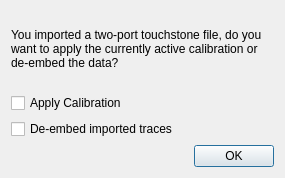
The window that Software/PC_Application/VNA/s2pImportOptions.ui (jankae/LibreVNA) describes before a commit, drawn with Qt 5.
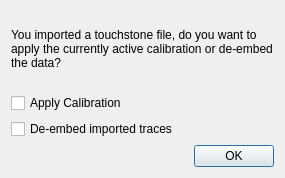
The same window after the commit.

Commit message: WIP: make de-embedding and calibration work with arbitrary number of ports

```diff
--- a/Software/PC_Application/VNA/s2pImportOptions.ui
+++ b/Software/PC_Application/VNA/s2pImportOptions.ui
@@ -20,7 +20,7 @@
    <item>
     <widget class="QLabel" name="label">
      <property name="text">
-      <string>You imported a two-port touchstone file, do you want to apply the currently active calibration or de-embed the data?</string>
+      <string>You imported a touchstone file, do you want to apply the currently active calibration or de-embed the data?</string>
      </property>
      <property name="wordWrap">
       <bool>true</bool>
```
The commit also changes 29 other files.
